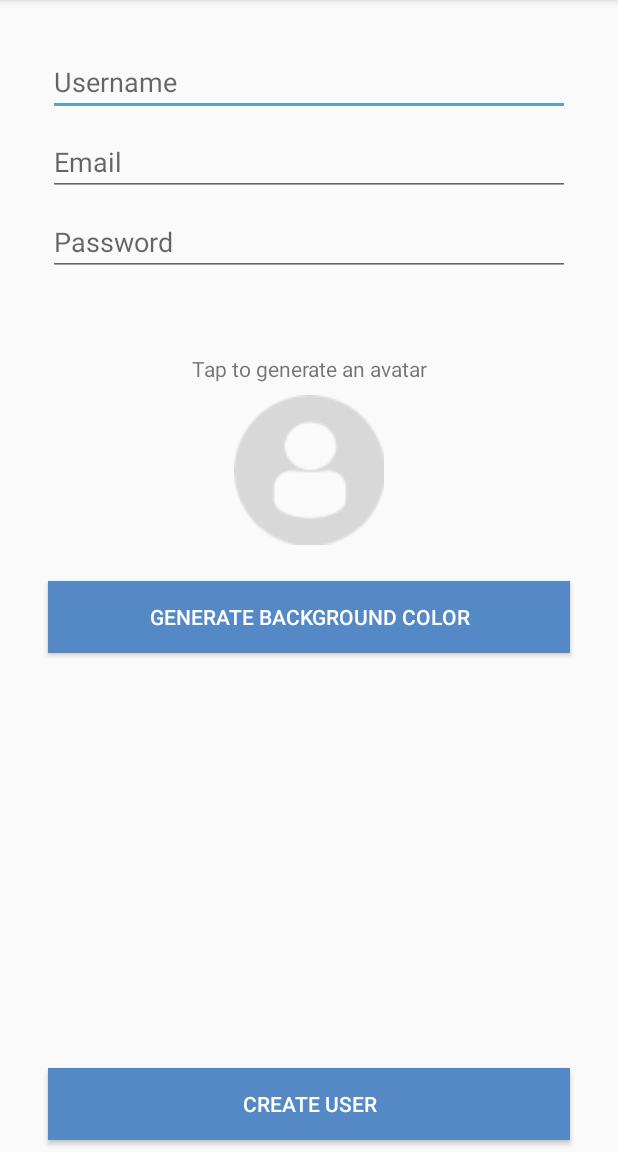
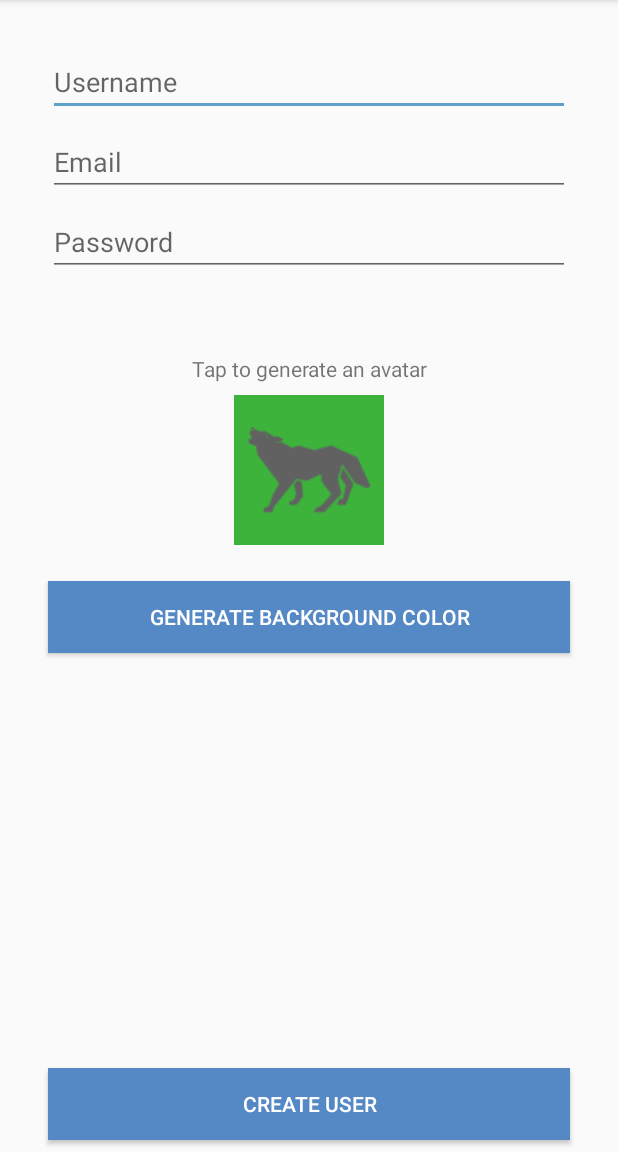
Before and after one commit to pawanman56/smack-chat-app, an Android app: the CreateUserActivity screen opened directly, with no data from a screen before it, after a tap on "GENERATE BACKGROUND COLOR", on a phone screen of 412 x 824 dp, the part 84-1236 px from its top. Run offline under Robolectric (Android 15) with nearby library versions, the phone set to English and light mode, and no system bars; 1 other tap on this screen came first.

Commit message:
color and avatar generator

```diff
--- a/app/src/main/java/pawan/example/smackchat/CreateUserActivity.kt
+++ b/app/src/main/java/pawan/example/smackchat/CreateUserActivity.kt
@@ -1,10 +1,16 @@
 package pawan.example.smackchat
 
+import android.graphics.Color
 import androidx.appcompat.app.AppCompatActivity
 import android.os.Bundle
 import android.view.View
+import kotlinx.android.synthetic.main.activity_create_user.*
+import java.util.*
 
 class CreateUserActivity : AppCompatActivity() {
+
+    var userAvatar = "profileDefault"
+    var avatarColor = "[0.5, 0.5, 0.5, 1]"
 
     override fun onCreate(savedInstanceState: Bundle?) {
         super.onCreate(savedInstanceState)
@@ -12,11 +18,33 @@ class CreateUserActivity : AppCompatActivity() {
     }
 
     fun generateUserAvatar(view: View) {
+        val random = Random()
+        val color = random.nextInt(2)
+        val avatar = random.nextInt(28)
 
+        if (color == 0) {
+            userAvatar = "light$avatar"
+        } else {
+            userAvatar = "dark$avatar"
+        }
+
+        val resourceId = resources.getIdentifier(userAvatar, "drawable", packageName)
+        createAvatarImageView.setImageResource(resourceId)
     }
 
     fun generateColorClicked(view: View) {
+        val random = Random()
+        val r = random.nextInt(255)
+        val g = random.nextInt(255)
+        val b = random.nextInt(255)
 
+        createAvatarImageView.setBackgroundColor(Color.rgb(r, g, b))
+
+        val savedR = r.toDouble() / 255
+        val savedG = g.toDouble() / 255
+        val savedB = b.toDouble() / 255
+
+        avatarColor = "[$savedR, $savedG, $savedB, 1]"
     }
 
     fun createUserClicked(view: View) {
```
